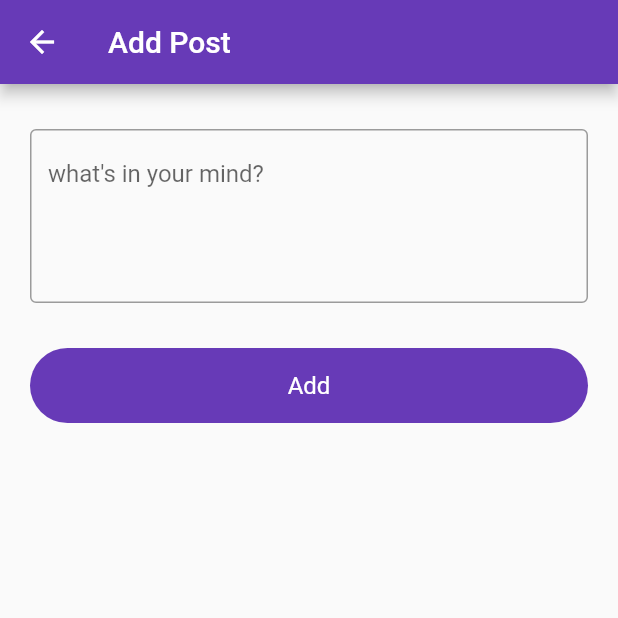
After one commit to Ajy74/flutter_firebase, a Flutter app: the InsertScreen screen opened directly, after a tap on "Add", on a phone screen of 412 x 824 dp, the top half of it. The commit adds this screen. Run offline on Flutter 3.47's test engine with Material 2 defaults, Android fonts, the phone set to English and light mode, and no system bars; our stand-ins replace cloud_firestore, firebase_auth, firebase_core, firebase_database, firebase_storage, fluttertoast and 1 more; accounts and stored records are empty.

Commit message:
inser only data and upload data in storage as well as upload link to firestore

```diff
--- a/lib/firebase_services/splash_services.dart
+++ b/lib/firebase_services/splash_services.dart
@@ -3,6 +3,8 @@ import 'dart:async';
 import 'package:firebase_auth/firebase_auth.dart';
 import 'package:flutter/material.dart';
 import 'package:flutter_firebase/ui/Auth/login_screen.dart';
+import 'package:flutter_firebase/ui/firestore/insert.dart';
+import 'package:flutter_firebase/ui/image%20upload/image_upload.dart';
 import 'package:flutter_firebase/ui/posts/post_screen.dart';
 
 class SplashServices{
@@ -15,7 +17,7 @@ void isLogin(BuildContext context){
   if(user != null){
        Timer(Duration(seconds: 3), () {
         Navigator.push(
-            context, MaterialPageRoute(builder: (context) => PostScreen()));
+            context, MaterialPageRoute(builder: (context) => ImageUploadScreen()));
       });
   }
   else{
--- /dev/null
+++ b/lib/ui/firestore/insert.dart
@@ -0,0 +1,77 @@
+import 'package:cloud_firestore/cloud_firestore.dart';
+import 'package:flutter/material.dart';
+import 'package:flutter_firebase/utils/utils.dart';
+import 'package:flutter_firebase/widget/round_button.dart';
+
+class InsertScreen extends StatefulWidget {
+  const InsertScreen({super.key});
+
+  @override
+  State<InsertScreen> createState() => _InsertScreenState();
+}
+
+class _InsertScreenState extends State<InsertScreen> {
+
+  final firestore = FirebaseFirestore.instance.collection("users");
+  bool loading = false;
+  final postController = TextEditingController();
+
+  @override
+  Widget build(BuildContext context) {
+    return Scaffold(
+      appBar: AppBar(
+        title: Text("Add Post"),
+      ),
+      body: Padding(
+        padding: const EdgeInsets.symmetric(horizontal:20.0),
+        child: Column(
+          children: [
+             SizedBox(height: 30,),
+            TextFormField(
+              keyboardType: TextInputType.text,
+              controller: postController,
+              decoration: InputDecoration(
+                hintText: "what's in your mind?",
+                border: OutlineInputBorder(),
+              ),
+              maxLines: 4,
+            ),
+            SizedBox(height: 30,),
+            Container(
+              width: double.infinity,
+              child: RoundButton(
+                title: "Add",
+                loading: loading,
+                onPress:() {
+                  setState(() {
+                    loading = true;
+                  });
+
+                  //creating document under collcetion
+                  String id = DateTime.now().microsecondsSinceEpoch.toString();
+                  firestore.doc(id).set({
+                      "title":postController.text.toString(),
+                      "id":id
+                  }).then((value) {
+                    setState(() {
+                      loading = false;
+                    });
+                  },).onError((error, stackTrace) {
+                    Utils().toastMessage(error.toString());
+                    setState(() {
+                      loading = false;
+                    });
+                  },);
+
+                  setState(() {
+                    loading = false;
+                  });
+                } ,
+              ),
+            ),
+          ],
+        ),
+      ),
+    );
+  }
+}
--- a/pubspec.yaml
+++ b/pubspec.yaml
@@ -41,6 +41,7 @@ dependencies:
   firebase_auth: ^4.6.3
   fluttertoast: ^8.2.2
   firebase_database: ^10.2.3
+  image_picker: ^0.8.9
 
 dev_dependencies:
   flutter_test:
```
Also changed, not shown: lib/ui/image upload/image_upload.dart (added, +91 -0 lines), pubspec.lock, 7 other files.
